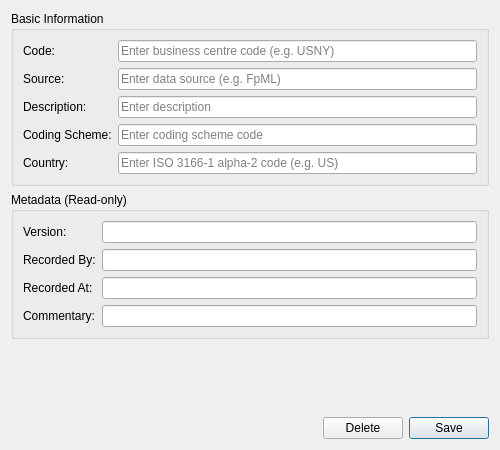
First picture: the form in projects/ores.qt/ui/BusinessCentreDetailDialog.ui, repository OreStudio/OreStudio, before the edit.
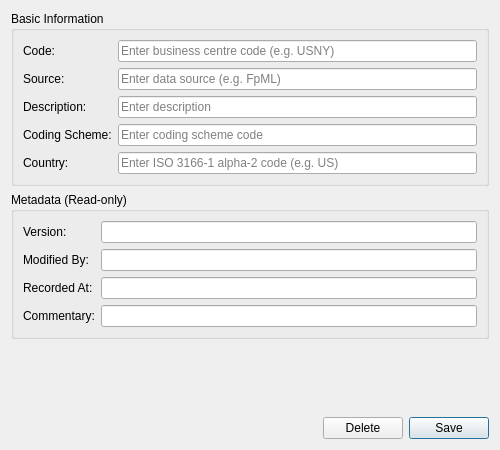
Second picture: the form after the edit.

Commit message: [protocol] Fix audit trail metadata: rename recorded_by, remove from wire format

The edit to the form file:
```diff
--- a/projects/ores.qt/ui/BusinessCentreDetailDialog.ui
+++ b/projects/ores.qt/ui/BusinessCentreDetailDialog.ui
@@ -128,7 +128,7 @@
       <item row="1" column="0">
        <widget class="QLabel" name="labelRecordedBy">
         <property name="text">
-         <string>Recorded By:</string>
+         <string>Modified By:</string>
         </property>
        </widget>
       </item>
```
Left out of the diff: 4 changed lines with no effect on the pictures. The commit also changes 473 other files.
